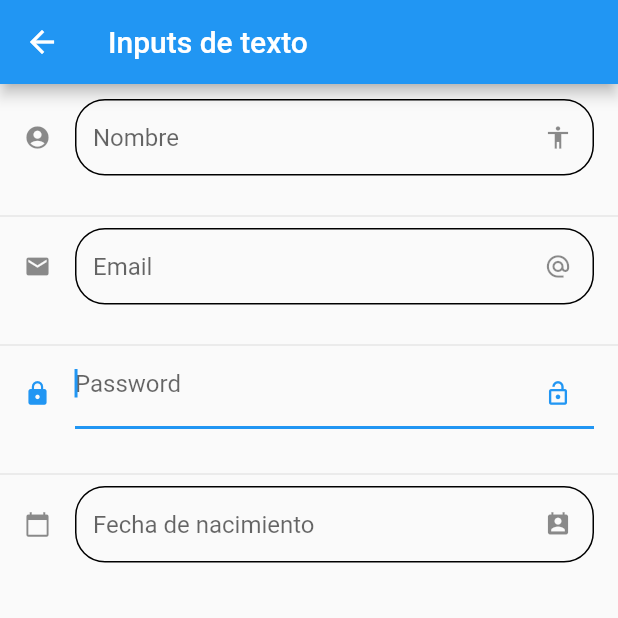
After one commit to masterprog-cmd/Practicas_des_app_multiplataforma, a Flutter app: the InputPage screen opened by its route, on a phone screen of 412 x 824 dp, the top half of it. The commit adds this screen. Run offline on Flutter 3.47's test engine with Material 2 defaults, Android fonts, the light colour scheme and no system bars.

Commit message:
project advanced

```diff
--- a/practicas/lib/main.dart
+++ b/practicas/lib/main.dart
@@ -2,6 +2,7 @@ import 'package:flutter/material.dart';
 import 'package:practicas/src/pages/alert_page.dart';
 import 'package:practicas/src/pages/card_page.dart';
 import 'package:practicas/src/pages/home_temp1.dart';
+import 'package:practicas/src/pages/input_page.dart';
 import 'package:practicas/src/pages/slider_page.dart';
 
 void main() => runApp(const MyApp());
@@ -19,7 +20,8 @@ class MyApp extends StatelessWidget {
         '/': (context) => HomeTemp1(),
         '/card': (context) => CardPage(),
         '/alert': (context) => const AlertPage(),
-        '/slider': (context) => SlidePage(),
+        '/slider': (context) => const SlidePage(),
+        '/inputs': (context) => InputPage(),
       },
     );
   }
--- a/practicas/lib/src/pages/home_temp1.dart
+++ b/practicas/lib/src/pages/home_temp1.dart
@@ -97,9 +97,10 @@ class _HomeTempState extends State<HomeTemp1> {
                 Icon(
                   Icons.navigate_next_outlined,
                   color: Colors.blue,
-                )
+                ),
               ],
             ),
+            onTap: () => Navigator.pushNamed(context, '/inputs'),
           ),
           ListTile(
             leading: const Icon(
--- /dev/null
+++ b/practicas/lib/src/pages/input_page.dart
@@ -0,0 +1,92 @@
+import 'package:flutter/material.dart';
+
+class InputPage extends StatefulWidget {
+  InputPage({Key? key}) : super(key: key);
+
+  @override
+  _InputPageState createState() => _InputPageState();
+}
+
+class _InputPageState extends State<InputPage> {
+  @override
+  Widget build(BuildContext context) {
+    return Scaffold(
+        appBar: AppBar(
+          title: const Text("Inputs de texto"),
+        ),
+        body: Column(
+          children: const [
+            SizedBox(
+              height: 10,
+            ),
+            SizedBox(
+              width: 380,
+              height: 70,
+              child: TextField(
+                decoration: InputDecoration(
+                  isDense: true,
+                  suffixIcon: Icon(Icons.accessibility),
+                  icon: Icon(Icons.account_circle),
+                  enabledBorder: OutlineInputBorder(
+                    borderRadius: BorderRadius.all(Radius.circular(20.0)),
+                  ),
+                  hintText: 'Nombre',
+                ),
+              ),
+            ),
+            Divider(),
+            SizedBox(
+              width: 380,
+              height: 70,
+              child: TextField(
+                keyboardType: TextInputType.emailAddress,
+                decoration: InputDecoration(
+                  isDense: true,
+                  icon: Icon(Icons.email),
+                  suffixIcon: Icon(Icons.alternate_email_outlined),
+                  enabledBorder: OutlineInputBorder(
+                    borderRadius: BorderRadius.all(Radius.circular(20.0)),
+                  ),
+                  hintText: 'Email',
+                ),
+              ),
+            ),
+            Divider(),
+            SizedBox(
+              width: 380,
+              height: 70,
+              child: TextField(
+                obscureText: true,
+                autofocus: true,
+                decoration: InputDecoration(
+                  isDense: true,
+                  icon: Icon(Icons.lock),
+                  suffixIcon: Icon(Icons.lock_open_outlined),
+                  enabledBorder: OutlineInputBorder(
+                    borderRadius: BorderRadius.all(Radius.circular(20.0)),
+                  ),
+                  hintText: 'Password',
+                ),
+              ),
+            ),
+            Divider(),
+            SizedBox(
+              width: 380,
+              height: 70,
+              child: TextField(
+                keyboardType: TextInputType.datetime,
+                decoration: InputDecoration(
+                  isDense: true,
+                  icon: Icon(Icons.calendar_today),
+                  suffixIcon: Icon(Icons.perm_contact_cal),
+                  enabledBorder: OutlineInputBorder(
+                    borderRadius: BorderRadius.all(Radius.circular(20.0)),
+                  ),
+                  hintText: 'Fecha de nacimiento',
+                ),
+              ),
+            ),
+          ],
+        ));
+  }
+}
--- a/practicas/lib/src/pages/slider_page.dart
+++ b/practicas/lib/src/pages/slider_page.dart
@@ -8,7 +8,7 @@ class SlidePage extends StatefulWidget {
 }
 
 class _SlidePageState extends State<SlidePage> {
-  double _currentSliderValue = 20;
+  double _value = 0;
   bool checkBoxValue = false;
   bool checkSwitchValue = false;
 
@@ -21,16 +21,16 @@ class _SlidePageState extends State<SlidePage> {
       body: Column(
         children: [
           Slider(
-            value: _currentSliderValue,
+            value: _value,
             activeColor: Colors.grey,
             inactiveColor: Colors.blue,
+            min: 0,
             max: 100,
-            divisions: 5,
-            label: _currentSliderValue.round().toString(),
+            label: _value.round().toString(),
             onChanged: (double value) {
               setState(
                 () {
-                  _currentSliderValue = value;
+                  _value = value;
                 },
               );
             },
@@ -57,6 +57,9 @@ class _SlidePageState extends State<SlidePage> {
               );
             },
           ),
+          const Image(
+            image: AssetImage('assets/pocoyo.jpeg'),
+          ),
         ],
       ),
     );
--- a/practicas/pubspec.yaml
+++ b/practicas/pubspec.yaml
@@ -60,7 +60,7 @@ flutter:
   # To add assets to your application, add an assets section, like this:
 
   assets:
-    - data/menu_opts.json
+
     - assets/
 
   #   - images/a_dot_ham.jpeg
```
Also changed, not shown: practicas/assets/pocoyo.jpeg (added), practicas/pubspec.lock.
